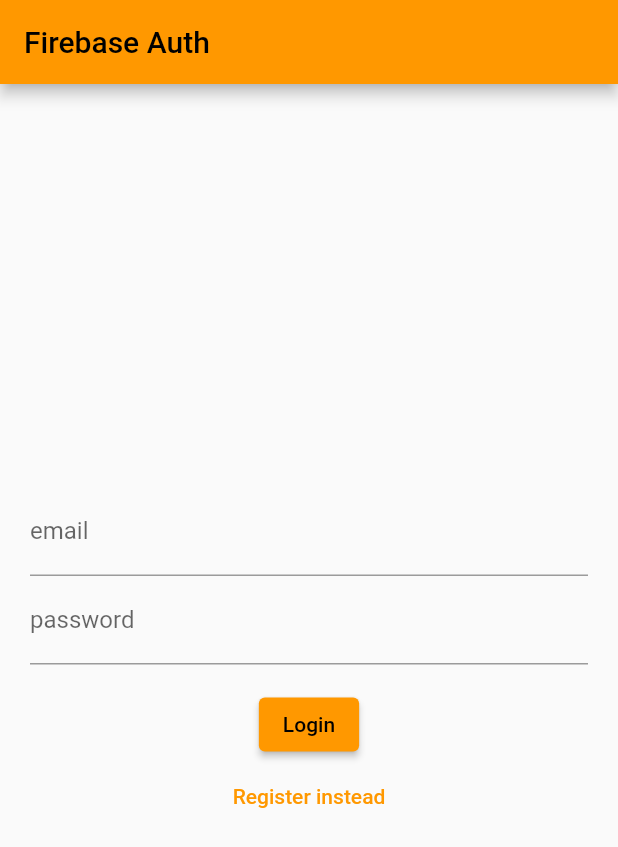
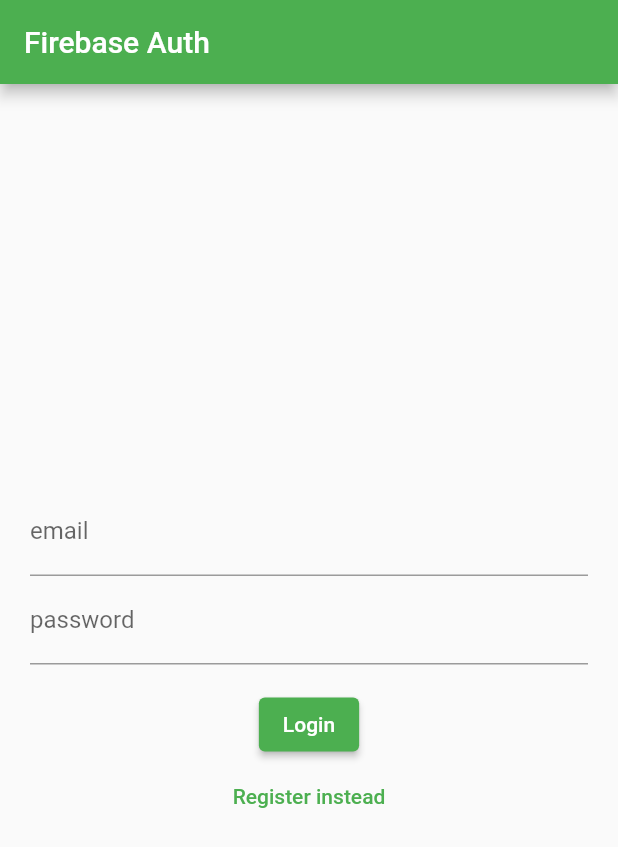
Before and after one commit to kya-nicoh/PLMAPP-authlogin, a Flutter app: the screen it shows after launch, on a phone screen of 412 x 824 dp. Shown: the top 847 px of the screen. Run offline on Flutter 3.47's test engine with Material 2 defaults, Android fonts, the phone set to English and light mode, and no system bars; our stand-ins replace firebase_auth, firebase_core; accounts and stored records are empty.

Commit message:
green naman para cool

```diff
--- a/lib/main.dart
+++ b/lib/main.dart
@@ -16,7 +16,7 @@ class MainApp extends StatelessWidget {
     return MaterialApp(
       debugShowCheckedModeBanner: false,
       theme: ThemeData(
-        primarySwatch: Colors.orange,
+        primarySwatch: Colors.green,
       ),
       home: const WidgetTree(),
     );
```
